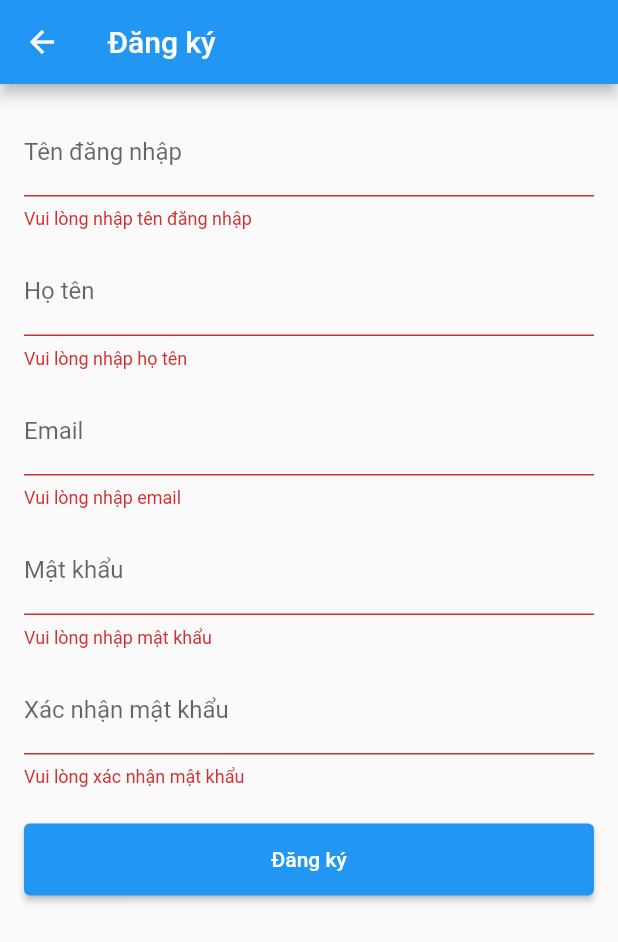
After one commit to zwoneee/Ecommerce_mobile, a Flutter app: the RegisterScreen screen opened by its route, after a tap on "Đăng ký", on a phone screen of 412 x 824 dp. The commit adds this screen. Shown: the top 942 px of the screen. Run offline on Flutter 3.47's test engine with Material 3 defaults, Android fonts, the light colour scheme and no system bars; our stand-ins replace dio, flutter_secure_storage; missing offline and left inert: dart:html, signalr_core; accounts and stored records are empty; network calls fail.

Commit message:
bottom register

```diff
--- a/lib/main.dart
+++ b/lib/main.dart
@@ -15,6 +15,7 @@ import 'providers/cart_provider.dart';
 import 'screens/product_list_screen.dart';
 import 'screens/login_screen.dart';
 import 'screens/chat_screen.dart';
+import 'screens/register_screen.dart';
 
 Future<void> main() async {
   WidgetsFlutterBinding.ensureInitialized();
@@ -59,6 +60,7 @@ class MyApp extends StatelessWidget {
       // một số route cơ bản
       routes: {
         '/login': (_) => const LoginScreen(),
+        '/register': (_) => const RegisterScreen(),
         '/chat': (_) => const ChatScreen(),
         '/products': (_) => const ProductListScreen(),
       },
--- /dev/null
+++ b/lib/screens/register_screen.dart
@@ -0,0 +1,197 @@
+// lib/screens/register_screen.dart
+import 'package:flutter/material.dart';
+import 'package:provider/provider.dart';
+
+import '../providers/auth_provider.dart';
+
+class RegisterScreen extends StatefulWidget {
+  const RegisterScreen({super.key});
+
+  @override
+  State<RegisterScreen> createState() => _RegisterScreenState();
+}
+
+class _RegisterScreenState extends State<RegisterScreen> {
+  final _formKey = GlobalKey<FormState>();
+  final _userCtl = TextEditingController();
+  final _passCtl = TextEditingController();
+  final _confirmCtl = TextEditingController();
+  final _nameCtl = TextEditingController();
+  final _emailCtl = TextEditingController();
+  bool _loading = false;
+
+  @override
+  void dispose() {
+    _userCtl.dispose();
+    _passCtl.dispose();
+    _confirmCtl.dispose();
+    _nameCtl.dispose();
+    _emailCtl.dispose();
+    super.dispose();
+  }
+
+  void _showSnack(String message, {bool isError = false}) {
+    if (!mounted) return;
+    ScaffoldMessenger.of(context).showSnackBar(
+      SnackBar(
+        content: Text(message),
+        backgroundColor: isError ? Theme.of(context).colorScheme.error : null,
+      ),
+    );
+  }
+
+  Future<void> _submit() async {
+    if (_loading) return;
+    final form = _formKey.currentState;
+    if (form == null || !form.validate()) {
+      return;
+    }
+
+    setState(() => _loading = true);
+    try {
+      final auth = context.read<AuthProvider>();
+      final result = await auth.register(
+        username: _userCtl.text.trim(),
+        password: _passCtl.text.trim(),
+        name: _nameCtl.text.trim(),
+        email: _emailCtl.text.trim(),
+      );
+
+      final success = result['success'] == true;
+      final message = result['message']?.toString();
+
+      if (success) {
+        _showSnack(message ?? 'Đăng ký thành công.');
+        Navigator.of(context).pop(true);
+      } else {
+        _showSnack(message ?? 'Đăng ký không thành công.', isError: true);
+      }
+    } catch (e) {
+      _showSnack('Đã xảy ra lỗi: $e', isError: true);
+    } finally {
+      if (mounted) setState(() => _loading = false);
+    }
+  }
+
+  @override
+  Widget build(BuildContext context) {
+    return Scaffold(
+      appBar: AppBar(title: const Text('Đăng ký')),
+      body: GestureDetector(
+        onTap: () => FocusScope.of(context).unfocus(),
+        child: SingleChildScrollView(
+          padding: const EdgeInsets.all(16),
+          child: Form(
+            key: _formKey,
+            child: AutofillGroup(
+              child: Column(
+                crossAxisAlignment: CrossAxisAlignment.stretch,
+                children: [
+                  TextFormField(
+                    controller: _userCtl,
+                    decoration: const InputDecoration(labelText: 'Tên đăng nhập'),
+                    textInputAction: TextInputAction.next,
+                    autofillHints: const [AutofillHints.username],
+                    enabled: !_loading,
+                    validator: (value) {
+                      if (value == null || value.trim().isEmpty) {
+                        return 'Vui lòng nhập tên đăng nhập';
+                      }
+                      if (value.trim().length < 4) {
+                        return 'Tên đăng nhập cần ít nhất 4 ký tự';
+                      }
+                      return null;
+                    },
+                  ),
+                  const SizedBox(height: 12),
+                  TextFormField(
+                    controller: _nameCtl,
+                    decoration: const InputDecoration(labelText: 'Họ tên'),
+                    textInputAction: TextInputAction.next,
+                    enabled: !_loading,
+                    validator: (value) {
+                      if (value == null || value.trim().isEmpty) {
+                        return 'Vui lòng nhập họ tên';
+                      }
+                      return null;
+                    },
+                  ),
+                  const SizedBox(height: 12),
+                  TextFormField(
+                    controller: _emailCtl,
+                    decoration: const InputDecoration(labelText: 'Email'),
+                    keyboardType: TextInputType.emailAddress,
+                    autofillHints: const [AutofillHints.email],
+                    textInputAction: TextInputAction.next,
+                    enabled: !_loading,
+                    validator: (value) {
+                      if (value == null || value.trim().isEmpty) {
+                        return 'Vui lòng nhập email';
+                      }
+                      final emailRegex = RegExp(r'^[^@\s]+@[^@\s]+\.[^@\s]+$');
+                      if (!emailRegex.hasMatch(value.trim())) {
+                        return 'Email không hợp lệ';
+                      }
+                      return null;
+                    },
+                  ),
+                  const SizedBox(height: 12),
+                  TextFormField(
+                    controller: _passCtl,
+                    decoration: const InputDecoration(labelText: 'Mật khẩu'),
+                    obscureText: true,
+                    textInputAction: TextInputAction.next,
+                    autofillHints: const [AutofillHints.newPassword],
+                    enabled: !_loading,
+                    validator: (value) {
+                      if (value == null || value.isEmpty) {
+                        return 'Vui lòng nhập mật khẩu';
+                      }
+                      if (value.length < 6) {
+                        return 'Mật khẩu cần ít nhất 6 ký tự';
+                      }
+                      return null;
+                    },
+                  ),
+                  const SizedBox(height: 12),
+                  TextFormField(
+                    controller: _confirmCtl,
+                    decoration: const InputDecoration(labelText: 'Xác nhận mật khẩu'),
+                    obscureText: true,
+                    textInputAction: TextInputAction.done,
+                    autofillHints: const [AutofillHints.password],
+                    enabled: !_loading,
+                    validator: (value) {
+                      if (value == null || value.isEmpty) {
+                        return 'Vui lòng xác nhận mật khẩu';
+                      }
+                      if (value != _passCtl.text) {
+                        return 'Mật khẩu xác nhận không khớp';
+                      }
+                      return null;
+                    },
+                    onFieldSubmitted: (_) => _submit(),
+                  ),
+                  const SizedBox(height: 24),
+                  SizedBox(
+                    height: 48,
+                    child: ElevatedButton(
+                      onPressed: _loading ? null : _submit,
+                      child: _loading
+                          ? const SizedBox(
+                        height: 20,
+                        width: 20,
+                        child: CircularProgressIndicator(color: Colors.white, strokeWidth: 2),
+                      )
+                          : const Text('Đăng ký'),
+                    ),
+                  ),
+                ],
+              ),
+            ),
+          ),
+        ),
+      ),
+    );
+  }
+}
```
Also changed, not shown: lib/providers/auth_provider.dart (+40 -0 lines), lib/screens/login_screen.dart (+74 -14 lines), lib/services/api_service.dart (+58 -3 lines), lib/models/chat_message.dart (indentation only).
